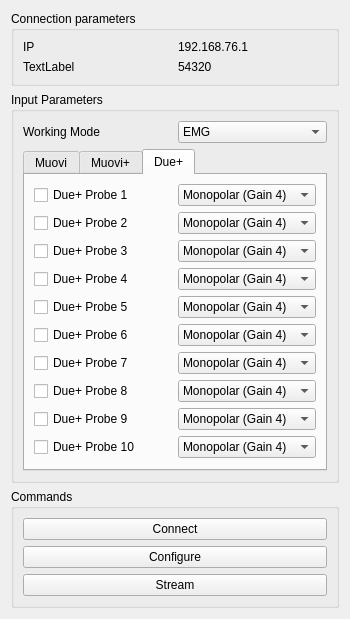
The window that biosignal_device_interface/gui/ui/otb_syncstation_template_widget.ui (NsquaredLab/Biosignal-Device-Interface) describes before a commit, drawn with Qt 5.
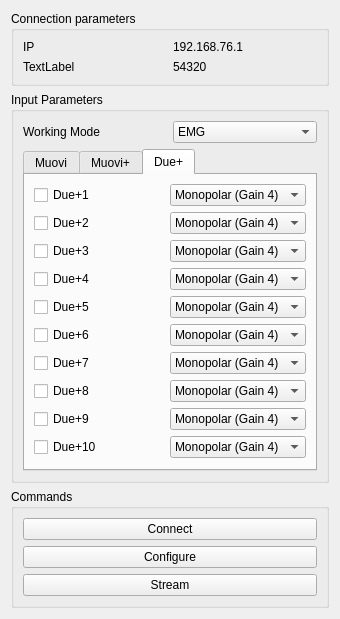
The same window after the commit. The open tabs and pages were chosen to show the change.

Commit message: Fix SyncStation UI: standardize width, simplify probe labels, fix spacer

```diff
--- a/biosignal_device_interface/gui/ui/otb_syncstation_template_widget.ui
+++ b/biosignal_device_interface/gui/ui/otb_syncstation_template_widget.ui
@@ -6,13 +6,19 @@
    <rect>
     <x>0</x>
     <y>0</y>
-    <width>350</width>
+    <width>340</width>
     <height>608</height>
    </rect>
   </property>
   <property name="windowTitle">
    <string>SyncStationForm</string>
   </property>
+  <property name="maximumSize">
+   <size>
+    <width>340</width>
+    <height>16777215</height>
+   </size>
+  </property>
   <layout class="QGridLayout" name="gridLayout">
    <item row="1" column="0">
     <widget class="QGroupBox" name="inputGroupBox">
@@ -301,14 +307,14 @@
           <item row="9" column="0">
            <widget class="QCheckBox" name="duePlusProbeNineEnableCheckBox">
             <property name="text">
-             <string>Due+ Probe 9</string>
+             <string>Due+9</string>
             </property>
            </widget>
           </item>
           <item row="10" column="0">
            <widget class="QCheckBox" name="duePlusProbeTenEnableCheckBox">
             <property name="text">
-             <string>Due+ Probe 10</string>
+             <string>Due+10</string>
             </property>
            </widget>
           </item>
@@ -423,21 +429,21 @@
           <item row="3" column="0">
            <widget class="QCheckBox" name="duePlusProbeThreeEnableCheckBox">
             <property name="text">
-             <string>Due+ Probe 3</string>
+             <string>Due+3</string>
             </property>
            </widget>
           </item>
           <item row="6" column="0">
            <widget class="QCheckBox" name="duePlusProbeSixEnableCheckBox">
             <property name="text">
-             <string>Due+ Probe 6</string>
+             <string>Due+6</string>
             </property>
            </widget>
           </item>
           <item row="8" column="0">
            <widget class="QCheckBox" name="duePlusProbeEightEnableCheckBox">
             <property name="text">
-             <string>Due+ Probe 8</string>
+             <string>Due+8</string>
             </property>
            </widget>
           </item>
@@ -471,7 +477,7 @@
           <item row="7" column="0">
            <widget class="QCheckBox" name="duePlusProbeSevenEnableCheckBox">
             <property name="text">
-             <string>Due+ Probe 7</string>
+             <string>Due+7</string>
             </property>
            </widget>
           </item>
@@ -505,7 +511,7 @@
           <item row="2" column="0">
            <widget class="QCheckBox" name="duePlusProbeTwoEnableCheckBox">
             <property name="text">
-             <string>Due+ Probe 2</string>
+             <string>Due+2</string>
             </property>
            </widget>
           </item>
@@ -566,7 +572,7 @@
           <item row="4" column="0">
            <widget class="QCheckBox" name="duePlusProbeFourEnableCheckBox">
             <property name="text">
-             <string>Due+ Probe 4</string>
+             <string>Due+4</string>
             </property>
            </widget>
           </item>
@@ -600,7 +606,7 @@
           <item row="5" column="0">
            <widget class="QCheckBox" name="duePlusProbeFiveEnableCheckBox">
             <property name="text">
-             <string>Due+ Probe 5</string>
+             <string>Due+5</string>
             </property>
            </widget>
           </item>
@@ -634,7 +640,7 @@
           <item row="0" column="0">
            <widget class="QCheckBox" name="duePlusProbeOneEnableCheckBox">
             <property name="text">
-             <string>Due+ Probe 1</string>
+             <string>Due+1</string>
             </property>
            </widget>
           </item>
```
Left out of the diff: 14 changed lines with no effect on the pictures. The commit also changes 1 other file.
